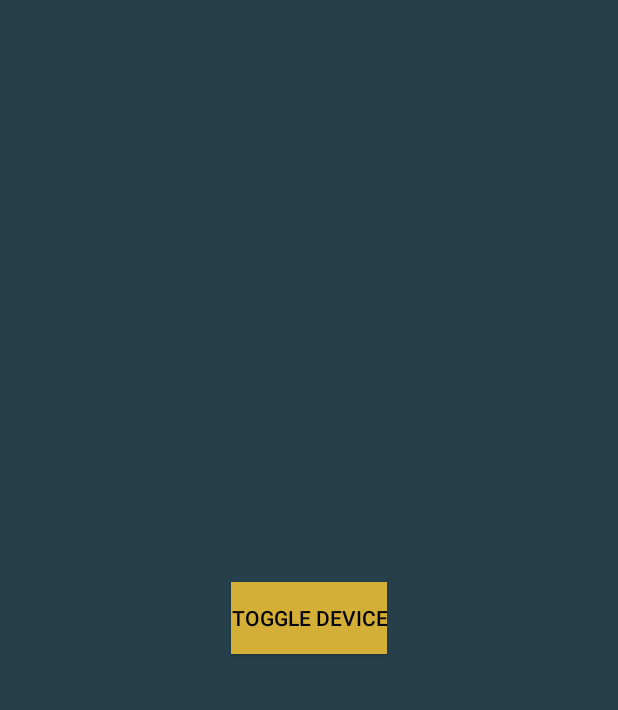
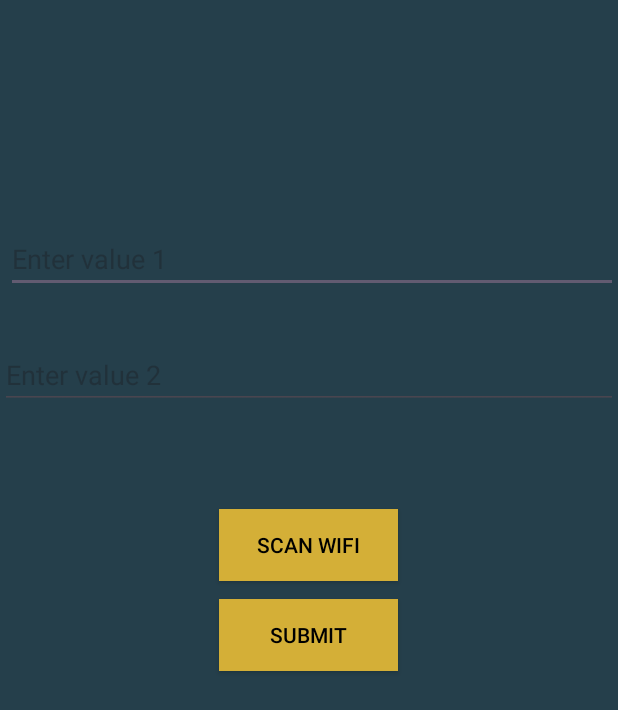
Before and after one commit to Ranuja01/CAPSTONE, an Android app built with Jetpack Compose: the NewDeviceSetup screen opened directly, with no data from a screen before it, on a phone screen of 412 x 824 dp. Shown: the top 710 px of the screen. Run offline under Robolectric (Android 15) with nearby library versions, the phone set to English and light mode, and no system bars; libraries missing offline, so code that uses them is left out: fi.iki.elonen.

Commit message:
Created several updates including changes towards the http server such that custom messages can be made and the ability to detect wifi ssids

```diff
--- a/APPTests/app/src/main/java/com/example/apptest/NewDeviceSetup.kt
+++ b/APPTests/app/src/main/java/com/example/apptest/NewDeviceSetup.kt
@@ -36,6 +36,7 @@ import androidx.core.content.ContextCompat
 import java.io.IOException
 import java.util.UUID
 import android.os.AsyncTask
+import android.widget.EditText
 import java.io.BufferedWriter
 import java.io.OutputStreamWriter
 import java.io.OutputStream
@@ -46,16 +47,55 @@ import org.json.JSONObject
 import java.io.BufferedReader
 import java.io.InputStream
 import java.io.InputStreamReader
-
+import android.widget.ListView
+import android.widget.Toast
 
 class NewDeviceSetup : ComponentActivity() {
 
+    //private lateinit var wifiScanner: WifiScanner
 
     override fun onCreate(savedInstanceState: Bundle?) {
         super.onCreate(savedInstanceState)
         setContentView(R.layout.activity_new_device_setup)
         Log.d("Tag", "afq3242qaef")
 
+        val button: Button = findViewById<Button>(R.id.ScanWifi)
+        //val listView: ListView = findViewById(R.id.listView)
+       // wifiScanner = WifiScanner(this, listView)
+
+        val editText1: EditText = findViewById(R.id.editText1)
+        val editText2: EditText = findViewById(R.id.editText2)
+        val submitButton: Button = findViewById(R.id.submitButton)
+
+        submitButton.setOnClickListener {
+            val value1 = editText1.text.toString()
+            val value2 = editText2.text.toString()
+
+            // Do something with the user input, for example, display a Toast
+            val message = "Value 1: $value1, Value 2: $value2"
+            HttpServerManager.updateMessageContent(value1)
+            Toast.makeText(this, message, Toast.LENGTH_SHORT).show()
+        }
+
+        button.setOnClickListener {
+            Log.d("Tag", "before wifi scan")
+             // Replace with your actual ListView ID
+            //wifiScanner.scanWifi()
+
+            Log.d("Tag", "after wifi scan")
+        }
+
+
+    }
+
+    override fun onResume() {
+        super.onResume()
+        //wifiScanner.onResume()
+    }
+
+    override fun onPause() {
+        super.onPause()
+        //wifiScanner.onPause()
     }
 
 
--- a/APPTests/app/src/main/res/layout/activity_new_device_setup.xml
+++ b/APPTests/app/src/main/res/layout/activity_new_device_setup.xml
@@ -6,14 +6,51 @@
     android:background="@color/background_color"
     tools:ignore="ExtraText">
 
+    <EditText
+        android:id="@+id/editText1"
+        android:layout_width="match_parent"
+        android:layout_height="wrap_content"
+        android:layout_alignParentStart="true"
+        android:layout_marginStart="4dp"
+        android:layout_marginTop="150dp"
+        android:hint="Enter value 1" />
+
+    <EditText
+        android:id="@+id/editText2"
+        android:layout_width="match_parent"
+        android:layout_height="wrap_content"
+        android:layout_below="@id/editText1"
+        android:layout_alignParentStart="true"
+        android:layout_marginStart="0dp"
+        android:layout_marginTop="32dp"
+        android:hint="Enter value 2" />
+
     <Button
-        android:id="@+id/toggleButton"
-        android:layout_width="wrap_content"
+        android:id="@+id/ScanWifi"
+        android:layout_width="119dp"
         android:layout_height="wrap_content"
+        android:layout_alignParentTop="true"
         android:layout_centerInParent="true"
+        android:layout_marginStart="144dp"
+        android:layout_marginTop="339dp"
         android:background="#d4af37"
-        android:text="Toggle Device"
-        android:textColor="@color/black"/>
+        android:text="Scan Wifi"
+        android:textColor="@color/black" />
+
+
+    <Button
+        android:id="@+id/submitButton"
+        android:layout_width="119dp"
+        android:layout_height="wrap_content"
+        android:layout_alignParentStart="true"
+        android:layout_alignParentTop="true"
+        android:layout_centerInParent="false"
+        android:layout_centerHorizontal="true"
+        android:layout_marginStart="146dp"
+        android:layout_marginTop="399dp"
+        android:background="#d4af37"
+        android:text="Submit"
+        android:textColor="@color/black" />
 
 
 </RelativeLayout>
```
Also changed, not shown: APPTests/app/src/main/java/com/example/apptest/HttpServer.kt (+43 -4 lines), APPTests/app/src/main/java/com/example/apptest/MainActivity.kt (+6 -8 lines), APPTests/app/src/main/java/com/example/apptest/WifiScanner.kt (added, +73 -0 lines).
